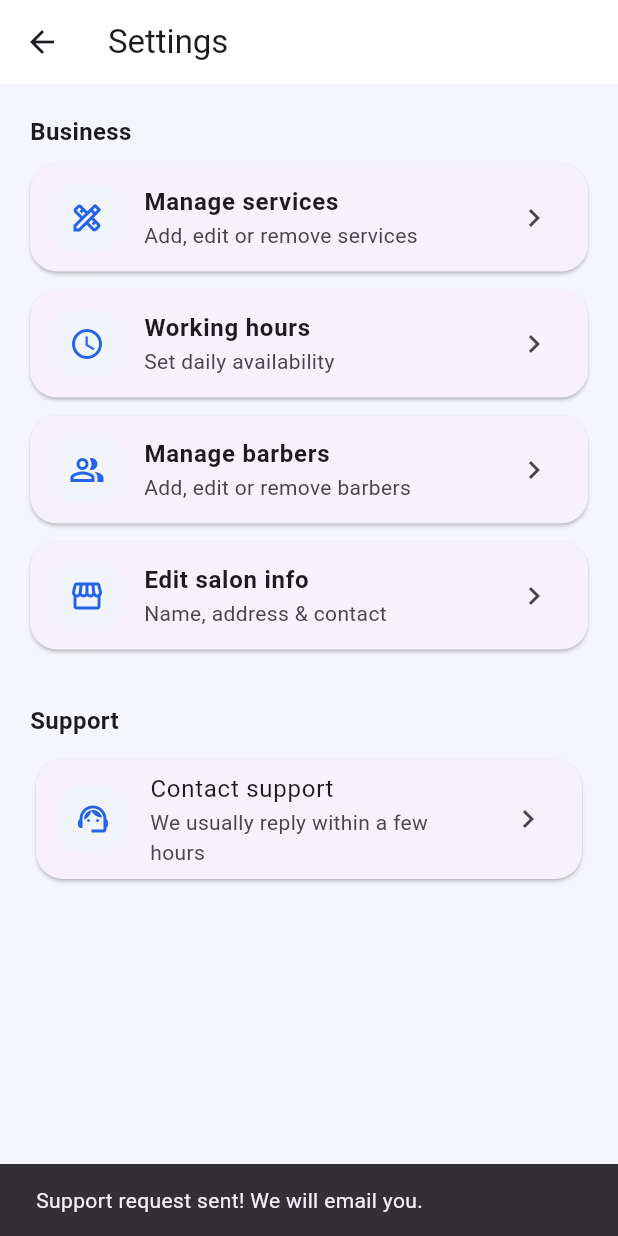
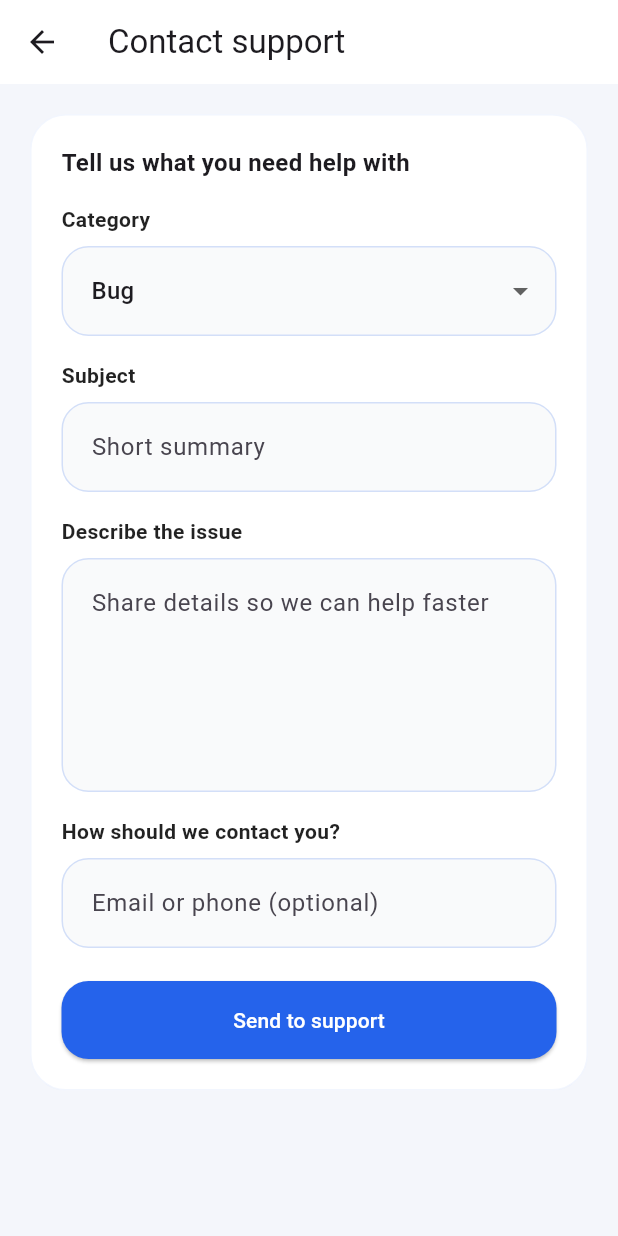
Before and after one commit to rifat-16/CutLine, a Flutter app: the OwnerSettingsScreen screen opened by its route, after a tap on "Contact support", on a phone screen of 412 x 824 dp. Run offline on Flutter 3.47's test engine with Material 3 defaults, Android fonts, the light colour scheme and no system bars; our stand-ins replace cloud_firestore, firebase_auth, firebase_core, flutter_animate, flutter_screenutil, google_fonts and 1 more; accounts and stored records are empty.

Commit message:
firebase implement with provider

```diff
--- /dev/null
+++ b/lib/features/owner/providers/contact_support_provider.dart
@@ -0,0 +1,59 @@
+import 'package:cloud_firestore/cloud_firestore.dart';
+import 'package:cutline/features/auth/providers/auth_provider.dart';
+import 'package:flutter/material.dart';
+
+class ContactSupportProvider extends ChangeNotifier {
+  ContactSupportProvider({
+    required AuthProvider authProvider,
+    FirebaseFirestore? firestore,
+  })  : _authProvider = authProvider,
+        _firestore = firestore ?? FirebaseFirestore.instance;
+
+  final AuthProvider _authProvider;
+  final FirebaseFirestore _firestore;
+
+  bool _isSending = false;
+  String? _error;
+
+  bool get isSending => _isSending;
+  String? get error => _error;
+
+  Future<bool> sendSupportRequest({
+    required String category,
+    required String subject,
+    required String message,
+    required String contact,
+  }) async {
+    final user = _authProvider.currentUser;
+    _setSending(true);
+    _setError(null);
+    try {
+      await _firestore.collection('supportRequests').add({
+        'ownerId': user?.uid,
+        'ownerEmail': user?.email,
+        'contact': contact,
+        'category': category,
+        'subject': subject,
+        'message': message,
+        'status': 'open',
+        'createdAt': FieldValue.serverTimestamp(),
+      });
+      return true;
+    } catch (e) {
+      _setError('Could not send support request. Please try again.');
+      return false;
+    } finally {
+      _setSending(false);
+    }
+  }
+
+  void _setSending(bool value) {
+    _isSending = value;
+    notifyListeners();
+  }
+
+  void _setError(String? value) {
+    _error = value;
+    notifyListeners();
+  }
+}
--- /dev/null
+++ b/lib/features/owner/screens/contact_support_screen.dart
@@ -0,0 +1,213 @@
+import 'package:cutline/features/auth/providers/auth_provider.dart';
+import 'package:cutline/features/owner/providers/contact_support_provider.dart';
+import 'package:flutter/material.dart';
+import 'package:provider/provider.dart';
+
+class ContactSupportScreen extends StatefulWidget {
+  const ContactSupportScreen({super.key});
+
+  @override
+  State<ContactSupportScreen> createState() => _ContactSupportScreenState();
+}
+
+class _ContactSupportScreenState extends State<ContactSupportScreen> {
+  final _formKey = GlobalKey<FormState>();
+  final _subjectController = TextEditingController();
+  final _messageController = TextEditingController();
+  final _contactController = TextEditingController();
+  String _category = 'Bug';
+
+  static const _categories = ['Bug', 'Billing', 'Feature request', 'Other'];
+
+  @override
+  void initState() {
+    super.initState();
+    final email = context.read<AuthProvider>().currentUser?.email ?? '';
+    _contactController.text = email;
+  }
+
+  @override
+  void dispose() {
+    _subjectController.dispose();
+    _messageController.dispose();
+    _contactController.dispose();
+    super.dispose();
+  }
+
+  @override
+  Widget build(BuildContext context) {
+    return ChangeNotifierProvider(
+      create: (context) =>
+          ContactSupportProvider(authProvider: context.read<AuthProvider>()),
+      builder: (context, _) {
+        final provider = context.watch<ContactSupportProvider>();
+        return Scaffold(
+          backgroundColor: const Color(0xFFF4F6FB),
+          appBar: AppBar(
+            title: const Text('Contact support'),
+            backgroundColor: Colors.white,
+            elevation: 0,
+          ),
+          body: Form(
+            key: _formKey,
+            child: ListView(
+              padding: const EdgeInsets.fromLTRB(20, 20, 20, 40),
+              children: [
+                Container(
+                  padding: const EdgeInsets.all(20),
+                  decoration: BoxDecoration(
+                    color: Colors.white,
+                    borderRadius: BorderRadius.circular(24),
+                    border: Border.all(
+                      color: const Color(0xFF2563EB).withValues(alpha: 0.06),
+                    ),
+                  ),
+                  child: Column(
+                    crossAxisAlignment: CrossAxisAlignment.start,
+                    children: [
+                      const Text(
+                        'Tell us what you need help with',
+                        style: TextStyle(
+                          fontWeight: FontWeight.w700,
+                          fontSize: 16,
+                        ),
+                      ),
+                      const SizedBox(height: 16),
+                      _buildLabel('Category'),
+                      const SizedBox(height: 8),
+                      DropdownButtonFormField<String>(
+                        value: _category,
+                        decoration: _inputDecoration(),
+                        items: _categories
+                            .map((c) =>
+                                DropdownMenuItem(value: c, child: Text(c)))
+                            .toList(),
+                        onChanged: (value) =>
+                            setState(() => _category = value ?? _category),
+                      ),
+                      const SizedBox(height: 16),
+                      _buildLabel('Subject'),
+                      const SizedBox(height: 8),
+                      TextFormField(
+                        controller: _subjectController,
+                        decoration: _inputDecoration(hintText: 'Short summary'),
+                        validator: (value) =>
+                            (value == null || value.trim().isEmpty)
+                                ? 'Required'
+                                : null,
+                      ),
+                      const SizedBox(height: 16),
+                      _buildLabel('Describe the issue'),
+                      const SizedBox(height: 8),
+                      TextFormField(
+                        controller: _messageController,
+                        maxLines: 5,
+                        decoration: _inputDecoration(
+                            hintText: 'Share details so we can help faster'),
+                        validator: (value) =>
+                            (value == null || value.trim().isEmpty)
+                                ? 'Required'
+                                : null,
+                      ),
+                      const SizedBox(height: 16),
+                      _buildLabel('How should we contact you?'),
+                      const SizedBox(height: 8),
+                      TextFormField(
+                        controller: _contactController,
+                        decoration: _inputDecoration(
+                            hintText: 'Email or phone (optional)'),
+                        keyboardType: TextInputType.emailAddress,
+                      ),
+                      const SizedBox(height: 10),
+                      if (provider.error != null)
+                        Padding(
+                          padding: const EdgeInsets.only(bottom: 8),
+                          child: Text(provider.error!,
+                              style: const TextStyle(color: Colors.red)),
+                        ),
+                      const SizedBox(height: 12),
+                      SizedBox(
+                        width: double.infinity,
+                        child: ElevatedButton(
+                          onPressed: provider.isSending
+                              ? null
+                              : () => _submit(provider),
+                          style: ElevatedButton.styleFrom(
+                            backgroundColor: const Color(0xFF2563EB),
+                            foregroundColor: Colors.white,
+                            padding: const EdgeInsets.symmetric(vertical: 16),
+                            shape: RoundedRectangleBorder(
+                              borderRadius: BorderRadius.circular(18),
+                            ),
+                          ),
+                          child: provider.isSending
+                              ? const SizedBox(
+                                  height: 18,
+                                  width: 18,
+                                  child: CircularProgressIndicator(
+                                    strokeWidth: 2,
+                                    color: Colors.white,
+                                  ),
+                                )
+                              : const Text('Send to support'),
+                        ),
+                      ),
+                    ],
+                  ),
+                ),
+              ],
+            ),
+          ),
+        );
+      },
+    );
+  }
+
+  Widget _buildLabel(String text) {
+    return Text(
+      text,
+      style:
+          const TextStyle(fontWeight: FontWeight.w600, color: Colors.black87),
+    );
+  }
+
+  InputDecoration _inputDecoration({String? hintText}) {
+    return InputDecoration(
+      hintText: hintText,
+      filled: true,
+      fillColor: const Color(0xFFF9FAFB),
+      contentPadding: const EdgeInsets.symmetric(horizontal: 16, vertical: 18),
+      enabledBorder: OutlineInputBorder(
+        borderRadius: BorderRadius.circular(18),
+        borderSide:
+            BorderSide(color: const Color(0xFF2563EB).withValues(alpha: 0.18)),
+      ),
+      focusedBorder: OutlineInputBorder(
+        borderRadius: BorderRadius.circular(18),
+        borderSide: const BorderSide(color: Color(0xFF2563EB), width: 1.3),
+      ),
+    );
+  }
+
+  Future<void> _submit(ContactSupportProvider provider) async {
+    if (!(_formKey.currentState?.validate() ?? false)) return;
+    final success = await provider.sendSupportRequest(
+      category: _category,
+      subject: _subjectController.text.trim(),
+      message: _messageController.text.trim(),
+      contact: _contactController.text.trim(),
+    );
+    if (!mounted) return;
+    if (success) {
+      ScaffoldMessenger.of(context).showSnackBar(const SnackBar(
+        content: Text('Support request sent. We will reach out soon.'),
+      ));
+      Navigator.pop(context);
+    } else {
+      ScaffoldMessenger.of(context).showSnackBar(const SnackBar(
+        content: Text('Could not send right now. Please try again.'),
+        backgroundColor: Colors.redAccent,
+      ));
+    }
+  }
+}
--- a/lib/features/owner/screens/settings_screen.dart
+++ b/lib/features/owner/screens/settings_screen.dart
@@ -1,5 +1,6 @@
 import 'package:cutline/features/auth/providers/auth_provider.dart';
 import 'package:cutline/features/owner/screens/barbers_screen.dart';
+import 'package:cutline/features/owner/screens/contact_support_screen.dart';
 import 'package:cutline/features/owner/screens/edit_salon_information.dart';
 import 'package:cutline/features/owner/screens/manage_services_screen.dart';
 import 'package:cutline/features/owner/screens/working_hours_screen.dart';
@@ -53,32 +54,21 @@ class _OwnerSettingsScreenState extends State<OwnerSettingsScreen> {
             subtitle: 'Name, address & contact',
             onTap: () => _open(const EditSalonInfoScreen()),
           ),
+          _SettingTile(
+            icon: Icons.photo_library_outlined,
+            title: 'Manage gallery',
+            subtitle: 'Coming soon in an update',
+            onTap: () => _showComingSoon(context),
+          ),
           const SizedBox(height: 24),
           const Text('Support',
               style: TextStyle(fontWeight: FontWeight.w700, fontSize: 16)),
           const SizedBox(height: 10),
-          Card(
-            shape:
-                RoundedRectangleBorder(borderRadius: BorderRadius.circular(18)),
-            child: ListTile(
-              onTap: () {
-                ScaffoldMessenger.of(context).showSnackBar(const SnackBar(
-                    content: Text('Support request sent! We will email you.')));
-              },
-              leading: Container(
-                width: 44,
-                height: 44,
-                decoration: BoxDecoration(
-                  color: const Color(0xFFF1F5F9),
-                  borderRadius: BorderRadius.circular(14),
-                ),
-                child:
-                    const Icon(Icons.support_agent, color: Color(0xFF2563EB)),
-              ),
-              title: const Text('Contact support'),
-              subtitle: const Text('We usually reply within a few hours'),
-              trailing: const Icon(Icons.chevron_right),
-            ),
+          _SettingTile(
+            icon: Icons.support_agent_outlined,
+            title: 'Contact support',
+            subtitle: 'We usually reply within a few hours',
+            onTap: () => _open(const ContactSupportScreen()),
           ),
           const SizedBox(height: 24),
         ],
@@ -90,6 +80,23 @@ class _OwnerSettingsScreenState extends State<OwnerSettingsScreen> {
     Navigator.push(context, MaterialPageRoute(builder: (_) => screen));
   }
 
+  void _showComingSoon(BuildContext context) {
+    showDialog<void>(
+      context: context,
+      builder: (dialogContext) => AlertDialog(
+        shape: RoundedRectangleBorder(borderRadius: BorderRadius.circular(16)),
+        title: const Text('Coming soon'),
+        content:
+            const Text('Manage gallery will be available in a future update.'),
+        actions: [
+          TextButton(
+            onPressed: () => Navigator.of(dialogContext).pop(),
+            child: const Text('OK'),
+          ),
+        ],
+      ),
+    );
+  }
 }
 
 class _SettingTile extends StatelessWidget {
```
Also changed, not shown: lib/features/owner/screens/dashboard_screen.dart (+29 -16 lines), lib/features/owner/screens/edit_salon_information.dart (+16 -11 lines), lib/features/owner/screens/owner_profile_screen.dart (+9 -5 lines), lib/features/owner/widgets/mini_stats_row.dart (+33 -20 lines), lib/features/owner/widgets/quick_action_grid.dart (+14 -8 lines).
